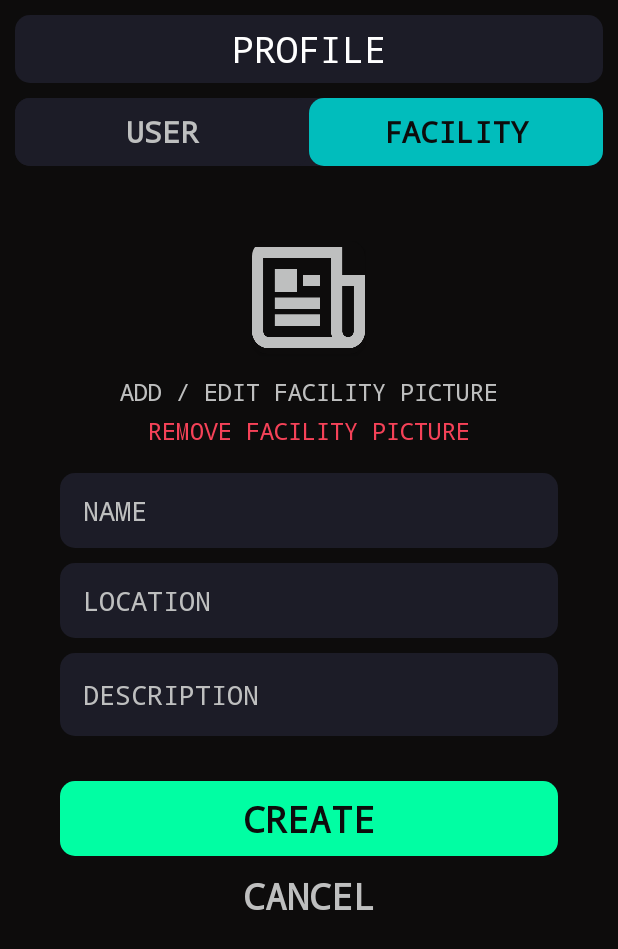
After one commit to CMPUT301F24gengar/gengar-draw, an Android app: the fragment facility_profile shown on its own in the app's theme, on a phone screen of 412 x 824 dp. The commit adds this screen. Shown: the top 949 px of the screen. Run offline under Robolectric (Android 15) with nearby library versions, the phone set to English and light mode, and no system bars.

Commit message:
Added Profile Fragments

```diff
--- /dev/null
+++ b/app/src/main/java/Fragments/facility_profile.java
@@ -0,0 +1,66 @@
+package Fragments;
+
+import android.os.Bundle;
+
+import androidx.fragment.app.Fragment;
+
+import android.view.LayoutInflater;
+import android.view.View;
+import android.view.ViewGroup;
+
+import com.example.gengardraw.R;
+
+/**
+ * A simple {@link Fragment} subclass.
+ * Use the {@link facility_profile#newInstance} factory method to
+ * create an instance of this fragment.
+ */
+public class facility_profile extends Fragment {
+
+    // TODO: Rename parameter arguments, choose names that match
+    // the fragment initialization parameters, e.g. ARG_ITEM_NUMBER
+    private static final String ARG_PARAM1 = "param1";
+    private static final String ARG_PARAM2 = "param2";
+
+    // TODO: Rename and change types of parameters
+    private String mParam1;
+    private String mParam2;
+
+    public facility_profile() {
+        // Required empty public constructor
+    }
+
+    /**
+     * Use this factory method to create a new instance of
+     * this fragment using the provided parameters.
+     *
+     * @param param1 Parameter 1.
+     * @param param2 Parameter 2.
+     * @return A new instance of fragment facility_profile.
+     */
+    // TODO: Rename and change types and number of parameters
+    public static facility_profile newInstance(String param1, String param2) {
+        facility_profile fragment = new facility_profile();
+        Bundle args = new Bundle();
+        args.putString(ARG_PARAM1, param1);
+        args.putString(ARG_PARAM2, param2);
+        fragment.setArguments(args);
+        return fragment;
+    }
+
+    @Override
+    public void onCreate(Bundle savedInstanceState) {
+        super.onCreate(savedInstanceState);
+        if (getArguments() != null) {
+            mParam1 = getArguments().getString(ARG_PARAM1);
+            mParam2 = getArguments().getString(ARG_PARAM2);
+        }
+    }
+
+    @Override
+    public View onCreateView(LayoutInflater inflater, ViewGroup container,
+                             Bundle savedInstanceState) {
+        // Inflate the layout for this fragment
+        return inflater.inflate(R.layout.fragment_facility_profile, container, false);
+    }
+}
--- /dev/null
+++ b/app/src/main/res/layout/fragment_facility_profile.xml
@@ -0,0 +1,193 @@
+<LinearLayout xmlns:android="http://schemas.android.com/apk/res/android"
+    xmlns:app="http://schemas.android.com/apk/res-auto"
+    xmlns:tools="http://schemas.android.com/tools"
+    android:layout_width="match_parent"
+    android:layout_height="match_parent"
+    android:background="@color/black1"
+    android:gravity="center|top"
+    android:orientation="vertical"
+    tools:context="Fragments.facility_profile">
+
+    <FrameLayout
+        android:layout_width="match_parent"
+        android:layout_height="45dp"
+        android:layout_margin="10dp"
+        android:background="@drawable/rounded_corner"
+        android:backgroundTint="@color/black2">
+
+        <TextView
+            style="@style/main"
+            android:layout_width="match_parent"
+            android:layout_height="wrap_content"
+            android:layout_gravity="center"
+            android:text="@string/profile"
+            android:textAlignment="center"
+            android:textColor="@color/white"
+            android:textSize="24sp" />
+    </FrameLayout>
+
+    <LinearLayout
+        android:layout_width="match_parent"
+        android:layout_height="45dp"
+        android:layout_marginStart="10dp"
+        android:layout_marginEnd="10dp"
+        android:layout_marginBottom="50dp"
+        android:background="@drawable/rounded_corner"
+        android:backgroundTint="@color/black2">
+
+        <TextView
+            android:id="@+id/profile_facility_user_btn"
+            style="@style/main"
+            android:layout_width="0dp"
+            android:layout_height="match_parent"
+            android:layout_weight="0.5"
+            android:background="@drawable/rounded_corner"
+            android:backgroundTint="@color/black2"
+            android:gravity="center"
+            android:text="@string/user"
+            android:textColor="@color/grey"
+            android:textSize="20sp"
+            android:textStyle="bold" />
+
+        <TextView
+            style="@style/main"
+            android:layout_width="0dp"
+            android:layout_height="match_parent"
+            android:layout_weight="0.5"
+            android:background="@drawable/rounded_corner"
+            android:backgroundTint="@color/blue"
+            android:gravity="center"
+            android:text="@string/facility"
+            android:textColor="@color/black1"
+            android:textSize="20sp"
+            android:textStyle="bold" />
+
+    </LinearLayout>
+
+    <androidx.cardview.widget.CardView
+        android:layout_width="75dp"
+        android:layout_height="75dp"
+        android:layout_marginBottom="12dp"
+        android:backgroundTint="@color/black1"
+        app:cardCornerRadius="10dp">
+
+        <ImageView
+            android:layout_width="match_parent"
+            android:layout_height="match_parent"
+            android:contentDescription="@string/todo"
+            android:src="@drawable/facility"
+            app:tint="@color/grey" />
+    </androidx.cardview.widget.CardView>
+
+    <TextView
+        android:id="@+id/profile_facility_picture_add"
+        style="@style/main"
+        android:layout_width="match_parent"
+        android:layout_height="wrap_content"
+        android:layout_margin="2dp"
+        android:gravity="center"
+        android:text="@string/add_edit_facility_picture"
+        android:textColor="@color/grey"
+        android:textSize="16sp" />
+
+    <TextView
+        android:id="@+id/profile_facility_picture_remove"
+        style="@style/main"
+        android:layout_width="match_parent"
+        android:layout_height="wrap_content"
+        android:layout_margin="2dp"
+        android:gravity="center"
+        android:text="@string/remove_facility_picture"
+        android:textColor="@color/red"
+        android:textSize="16sp" />
+
+    <Space
+        android:layout_width="match_parent"
+        android:layout_height="15dp" />
+
+    <EditText
+        android:id="@+id/profile_facility_name"
+        style="@style/main"
+        android:layout_width="match_parent"
+        android:layout_height="50dp"
+        android:layout_marginStart="40dp"
+        android:layout_marginEnd="40dp"
+        android:layout_marginBottom="10dp"
+        android:background="@drawable/rounded_corner"
+        android:backgroundTint="@color/black2"
+        android:hint="@string/name"
+        android:paddingStart="15dp"
+        android:paddingEnd="15dp"
+        android:textColorHint="@color/grey"
+        android:textSize="18sp" />
+
+    <EditText
+        android:id="@+id/profile_facility_location"
+        style="@style/main"
+        android:layout_width="match_parent"
+        android:layout_height="50dp"
+        android:layout_marginStart="40dp"
+        android:layout_marginEnd="40dp"
+        android:layout_marginBottom="10dp"
+        android:background="@drawable/rounded_corner"
+        android:backgroundTint="@color/black2"
+        android:hint="@string/location"
+        android:paddingStart="15dp"
+        android:paddingEnd="15dp"
+        android:textColorHint="@color/grey"
+        android:textSize="18sp" />
+
+    <EditText
+        android:id="@+id/profile_facility_description"
+        style="@style/main"
+        android:layout_width="match_parent"
+        android:layout_height="wrap_content"
+        android:layout_marginStart="40dp"
+        android:layout_marginEnd="40dp"
+        android:layout_marginBottom="10dp"
+        android:background="@drawable/rounded_corner"
+        android:backgroundTint="@color/black2"
+        android:hint="@string/description"
+        android:paddingStart="15dp"
+        android:paddingTop="15dp"
+        android:paddingEnd="15dp"
+        android:paddingBottom="15dp"
+        android:textColorHint="@color/grey"
+        android:textSize="18sp" />
+
+    <FrameLayout
+        android:id="@+id/profile_facility_save_btn"
+        android:layout_width="match_parent"
+        android:layout_height="50dp"
+        android:layout_marginStart="40dp"
+        android:layout_marginTop="20dp"
+        android:layout_marginEnd="40dp"
+        android:background="@drawable/rounded_corner"
+        android:backgroundTint="@color/green">
+
+        <TextView
+            style="@style/main"
+            android:layout_width="match_parent"
+            android:layout_height="wrap_content"
+            android:layout_gravity="center"
+            android:text="@string/create"
+            android:textAlignment="center"
+            android:textColor="@color/black1"
+            android:textSize="24sp"
+            android:textStyle="bold" />
+    </FrameLayout>
+
+    <TextView
+        android:id="@+id/profile_facility_delete_btn"
+        style="@style/main"
+        android:layout_width="match_parent"
+        android:layout_height="wrap_content"
+        android:layout_gravity="center"
+        android:layout_margin="10dp"
+        android:text="@string/cancel"
+        android:textAlignment="center"
+        android:textColor="@color/grey"
+        android:textSize="24sp"
+        android:textStyle="bold" />
+
+</LinearLayout>
--- a/app/src/main/res/values/strings.xml
+++ b/app/src/main/res/values/strings.xml
@@ -5,4 +5,18 @@
     <string name="name">NAME</string>
     <string name="email">EMAIL</string>
     <string name="phone_no_optional">PHONE NO. [ OPTIONAL ]</string>
+    <!-- TODO: Remove or change this placeholder text -->
+    <string name="hello_blank_fragment">Hello blank fragment</string>
+    <string name="profile">PROFILE</string>
+    <string name="user">USER</string>
+    <string name="facility">FACILITY</string>
+    <string name="add_edit_profile_picture">ADD / EDIT PROFILE PICTURE</string>
+    <string name="remove_profile_picture">REMOVE PROFILE PICTURE</string>
+    <string name="save">SAVE</string>
+    <string name="cancel">CANCEL</string>
+    <string name="add_edit_facility_picture">ADD / EDIT FACILITY PICTURE</string>
+    <string name="remove_facility_picture">REMOVE FACILITY PICTURE</string>
+    <string name="location">LOCATION</string>
+    <string name="description">DESCRIPTION</string>
+    <string name="create">CREATE</string>
 </resources>
--- /dev/null
+++ b/app/src/main/res/values/textstyle.xml
@@ -0,0 +1,6 @@
+<?xml version="1.0" encoding="utf-8"?>
+<resources>
+    <style name="main">
+        <item name="android:fontFamily">monospace</item>
+    </style>
+</resources>
```
Also changed, not shown: app/src/main/java/Fragments/user_profile.java (added, +66 -0 lines), app/src/main/res/drawable/rounded_corner.xml (+0 -7 lines), app/src/main/res/layout/activity_main.xml (+25 -18 lines), app/src/main/res/layout/activity_register.xml (+9 -8 lines), app/src/main/res/layout/fragment_user_profile.xml (added, +191 -0 lines).
